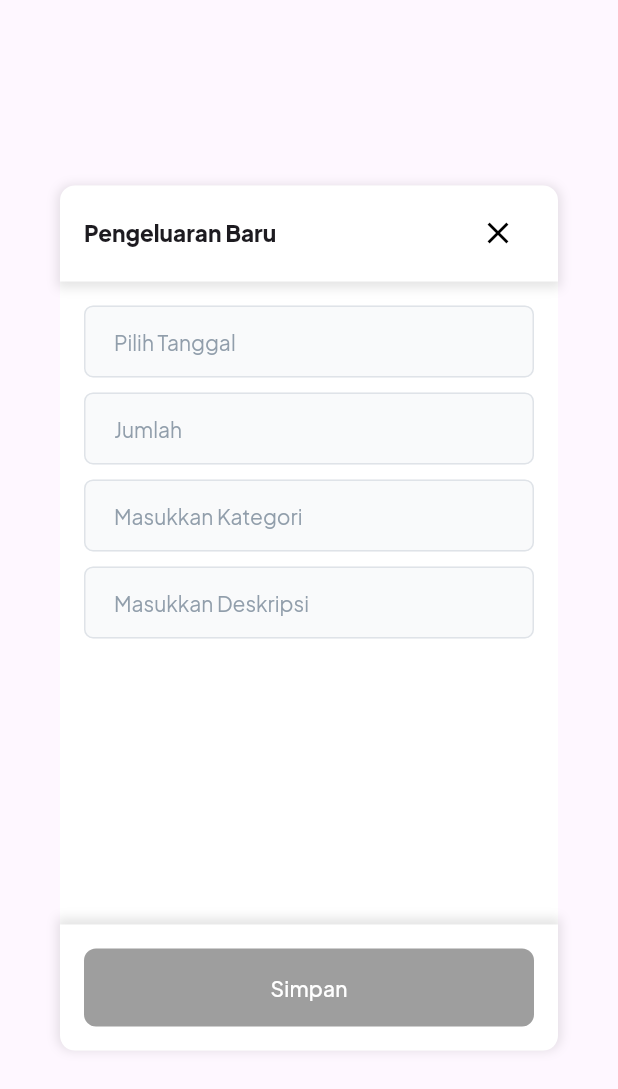
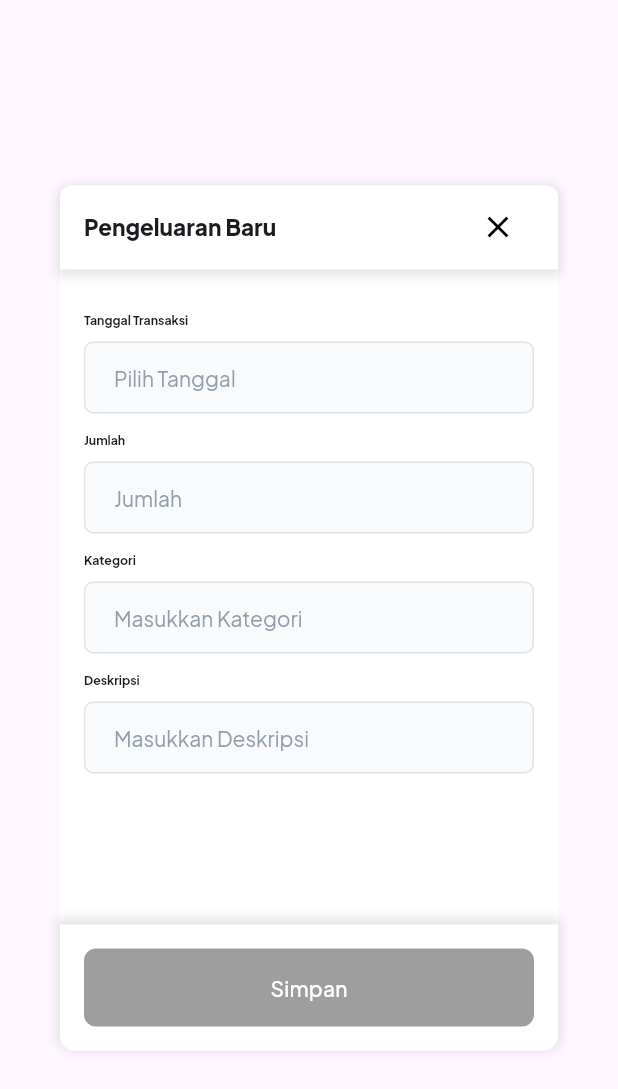
Before and after one commit to AKIB-POS/akib_pos, a Flutter app: the ExpenditureDialog widget shown alone on an empty page, opened directly, on a phone screen of 412 x 824 dp. Shown: the top 1089 px of the screen. Run offline on Flutter 3.47's test engine with Material 3 defaults, Android fonts, the phone set to English and light mode, and no system bars; our stand-ins replace badges, bloc, connectivity_plus, currency_text_input_formatter, dartz, dropdown_button2 and 10 more; missing offline and left inert: auto_height_grid_view, blue_thermal_printer, d_info; accounts and stored records are empty; network calls fail; statements that could not run were skipped.

Commit message:
cashier - retouch expenditures

```diff
--- a/lib/common/app_themes.dart
+++ b/lib/common/app_themes.dart
@@ -25,8 +25,8 @@ class AppThemes {
   static BoxDecoration topBoxDecorationDialog = BoxDecoration(
     color: Colors.white,
     borderRadius: const BorderRadius.only(
-      topLeft: Radius.circular(10),
-      topRight: Radius.circular(10),
+      topLeft: Radius.circular(8),
+      topRight: Radius.circular(8),
     ),
     boxShadow: [
       BoxShadow(
--- a/lib/features/cashier/presentation/widgets/content_body_cashier/expenditure_dialog.dart
+++ b/lib/features/cashier/presentation/widgets/content_body_cashier/expenditure_dialog.dart
@@ -77,14 +77,14 @@ class _ExpenditureDialogState extends State<ExpenditureDialog> {
   Widget build(BuildContext context) {
     return Dialog(
       backgroundColor: Colors.white,
-      shape: RoundedRectangleBorder(borderRadius: BorderRadius.circular(12.0)),
+      shape: RoundedRectangleBorder(borderRadius: BorderRadius.circular(8.0)),
       child: Container(
         height: MediaQuery.of(context).size.height * 0.7,
         child: Column(
           children: [
             Container(
               padding:
-                  const EdgeInsets.symmetric(vertical: 8.0, horizontal: 16),
+                  const EdgeInsets.symmetric(vertical: 4.0, horizontal: 16),
               decoration: AppThemes.topBoxDecorationDialog,
               child: Row(
                 mainAxisAlignment: MainAxisAlignment.spaceBetween,
@@ -129,6 +129,9 @@ class _ExpenditureDialogState extends State<ExpenditureDialog> {
                       child: Column(
                         crossAxisAlignment: CrossAxisAlignment.start,
                         children: [
+                          const SizedBox(height: 12),
+                          Text('Tanggal Transaksi', style: AppTextStyle.headline6),
+                          const SizedBox(height: 8),
                           TextFormField(
                             controller: _tanggalController,
                             decoration: AppThemes.inputDecorationStyle
@@ -141,7 +144,9 @@ class _ExpenditureDialogState extends State<ExpenditureDialog> {
                             readOnly: true,
                             onTap: () => _selectDate(context),
                           ),
-                          const SizedBox(height: 10),
+                          const SizedBox(height: 12),
+                          Text('Jumlah', style: AppTextStyle.headline6),
+                          const SizedBox(height: 8),
                           TextFormField(
                             controller: _jumlahController,
                             inputFormatters: <TextInputFormatter>[
@@ -160,7 +165,9 @@ class _ExpenditureDialogState extends State<ExpenditureDialog> {
                               return null;
                             },
                           ),
-                          const SizedBox(height: 10),
+                          const SizedBox(height: 12),
+                          Text('Kategori', style: AppTextStyle.headline6),
+                          const SizedBox(height: 8),
                           TextFormField(
                             controller: _kategoriController,
                             decoration: AppThemes.inputDecorationStyle
@@ -171,7 +178,9 @@ class _ExpenditureDialogState extends State<ExpenditureDialog> {
                               return null;
                             },
                           ),
-                          const SizedBox(height: 10),
+                          const SizedBox(height: 12),
+                          Text('Deskripsi', style: AppTextStyle.headline6),
+                          const SizedBox(height: 8),
                           TextFormField(
                             controller: _deskripsiController,
                             decoration: AppThemes.inputDecorationStyle
@@ -182,6 +191,7 @@ class _ExpenditureDialogState extends State<ExpenditureDialog> {
                               return null;
                             },
                           ),
+                          const SizedBox(height: 12),
                         ],
                       ),
                     ),
```
